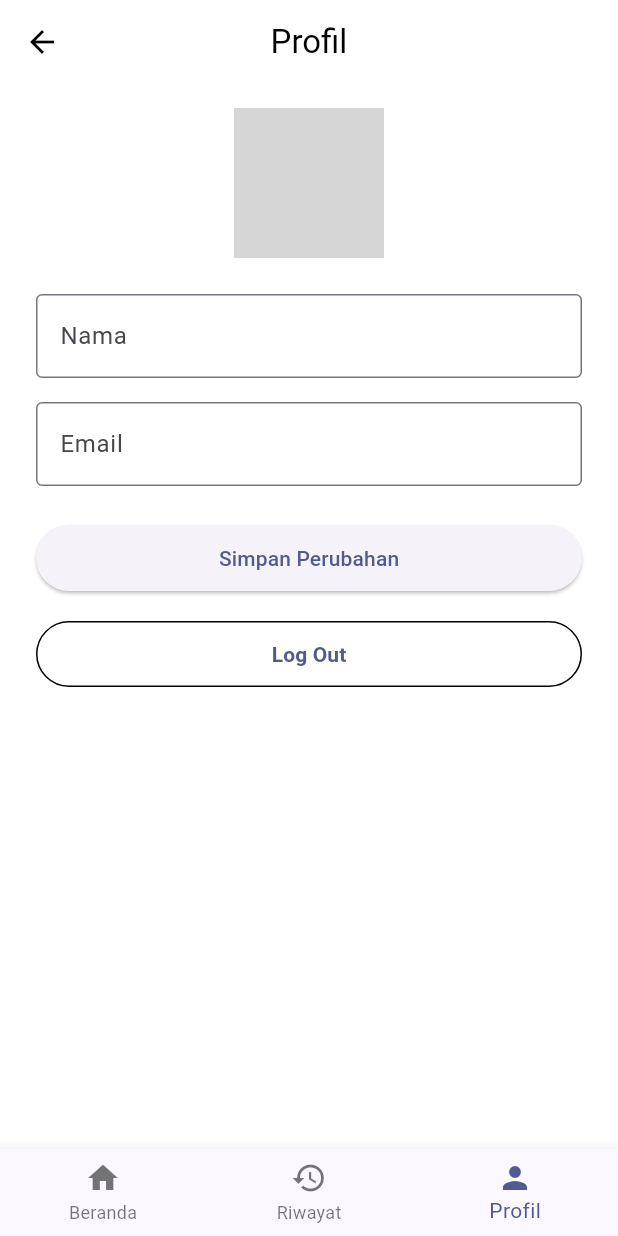
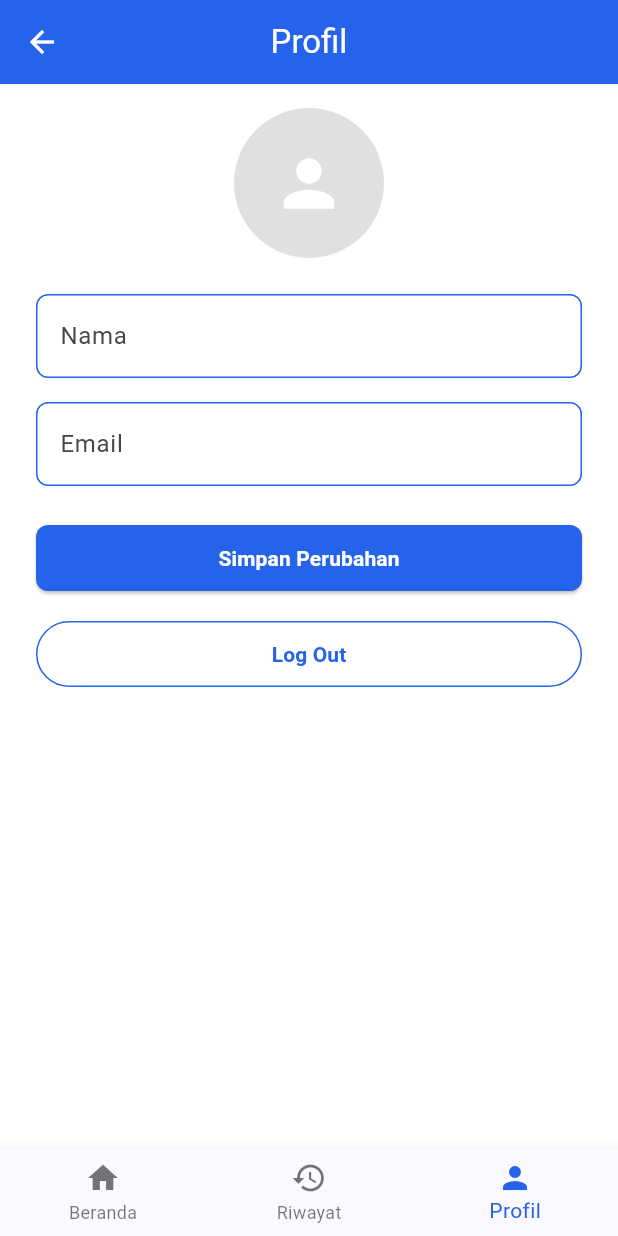
Before and after one commit to faizaST/museumgo, a Flutter app: the ProfilPage screen opened directly, on a phone screen of 412 x 824 dp. Run offline on Flutter 3.47's test engine with Material 3 defaults, Android fonts, the phone set to English and light mode, and no system bars; our stand-ins replace get, get_storage, image_picker, month_picker_dialog, printing, supabase_flutter; missing offline and left inert: utama; accounts and stored records are empty; grey boxes are pictures that could not be loaded.

Commit message:
menambahkan profil

```diff
--- a/lib/screens/user/profil_page.dart
+++ b/lib/screens/user/profil_page.dart
@@ -1,4 +1,4 @@
-import 'dart:io';
+import 'dart:typed_data';
 import 'package:flutter/material.dart';
 import 'package:get/get.dart';
 import 'package:get_storage/get_storage.dart';
@@ -17,18 +17,19 @@ class ProfilPage extends StatefulWidget {
 class _ProfilPageState extends State<ProfilPage> {
   final _box = GetStorage();
   final AuthService _authService = AuthService();
+  final _nameController = TextEditingController();
+  final Color primaryColor = const Color(0xFF2563EB);
 
-  final _nameController = TextEditingController();
   UserModel? _user;
   bool _isLoading = true;
 
-  File? _selectedImage;
+  Uint8List? _imageBytes;
+  XFile? _pickedFile;
 
-  int _selectedIndex = 2; // index ke-2 untuk Profil
+  int _selectedIndex = 2;
 
   @override
   void initState() {
-
     super.initState();
     _loadUserData();
   }
@@ -55,19 +56,43 @@ class _ProfilPageState extends State<ProfilPage> {
   Future<void> _pickImage() async {
     final picked = await ImagePicker().pickImage(source: ImageSource.gallery);
     if (picked != null) {
+      final bytes = await picked.readAsBytes();
       setState(() {
-        _selectedImage = File(picked.path);
+        _pickedFile = picked;
+        _imageBytes = bytes;
       });
     }
   }
 
   Future<void> _saveChanges() async {
     if (_user == null) return;
+    String? imageUrl;
 
     try {
+      if (_imageBytes != null && _pickedFile != null) {
+        final fileExt = _pickedFile!.path.split('.').last;
+        final fileName = '${_user!.userId}.$fileExt';
+        final filePath = 'user-avatars/$fileName';
+
+        await Supabase.instance.client.storage
+            .from('user-avatars')
+            .uploadBinary(
+              filePath,
+              _imageBytes!,
+              fileOptions: const FileOptions(upsert: true),
+            );
+
+        imageUrl = Supabase.instance.client.storage
+            .from('user-avatars')
+            .getPublicUrl(filePath);
+      }
+
       await Supabase.instance.client
           .from('users')
-          .update({'name': _nameController.text})
+          .update({
+            'name': _nameController.text,
+            if (imageUrl != null) 'foto_url': imageUrl,
+          })
           .eq('user_id', _user!.userId);
 
       Get.snackbar(
@@ -122,8 +147,8 @@ class _ProfilPageState extends State<ProfilPage> {
       appBar: AppBar(
         title: const Text('Profil'),
         centerTitle: true,
-        backgroundColor: Colors.white,
-        foregroundColor: Colors.black,
+        backgroundColor: primaryColor,
+        foregroundColor: Colors.white,
         elevation: 0,
       ),
       body:
@@ -140,31 +165,39 @@ class _ProfilPageState extends State<ProfilPage> {
                       onTap: _pickImage,
                       child: CircleAvatar(
                         radius: 50,
+                        backgroundColor: Colors.grey[300],
                         backgroundImage:
-                            _selectedImage != null
-                                ? FileImage(_selectedImage!)
-                                : const AssetImage('assets/avatar.png')
-                                    as ImageProvider,
-                        child: Align(
-                          alignment: Alignment.bottomRight,
-                          child: CircleAvatar(
-                            backgroundColor: Colors.white,
-                            radius: 14,
-                            child: const Icon(
-                              Icons.edit,
-                              size: 16,
-                              color: Colors.black,
-                            ),
-                          ),
-                        ),
+                            _imageBytes != null
+                                ? MemoryImage(_imageBytes!)
+                                : (_user?.fotoUrl.isNotEmpty ?? false)
+                                ? NetworkImage(_user!.fotoUrl)
+                                : null,
+                        child:
+                            (_imageBytes == null &&
+                                    (_user?.fotoUrl.isEmpty ?? true))
+                                ? const Icon(
+                                  Icons.person,
+                                  size: 50,
+                                  color: Colors.white,
+                                )
+                                : null,
                       ),
                     ),
                     const SizedBox(height: 24),
                     TextField(
                       controller: _nameController,
-                      decoration: const InputDecoration(
+                      decoration: InputDecoration(
                         labelText: 'Nama',
-                        border: OutlineInputBorder(),
+                        filled: true,
+                        fillColor: Colors.white,
+                        enabledBorder: OutlineInputBorder(
+                          borderSide: BorderSide(color: primaryColor),
+                          borderRadius: BorderRadius.circular(8),
+                        ),
+                        focusedBorder: OutlineInputBorder(
+                          borderSide: BorderSide(color: primaryColor, width: 2),
+                          borderRadius: BorderRadius.circular(8),
+                        ),
                       ),
                     ),
                     const SizedBox(height: 16),
@@ -173,19 +206,36 @@ class _ProfilPageState extends State<ProfilPage> {
                       controller: TextEditingController(
                         text: _user?.email ?? '',
                       ),
-                      decoration: const InputDecoration(
+                      decoration: InputDecoration(
                         labelText: 'Email',
-                        border: OutlineInputBorder(),
+                        filled: true,
+                        fillColor: Colors.white,
+                        enabledBorder: OutlineInputBorder(
+                          borderSide: BorderSide(color: primaryColor),
+                          borderRadius: BorderRadius.circular(8),
+                        ),
+                        focusedBorder: OutlineInputBorder(
+                          borderSide: BorderSide(color: primaryColor, width: 2),
+                          borderRadius: BorderRadius.circular(8),
+                        ),
                       ),
                     ),
                     const SizedBox(height: 24),
                     SizedBox(
                       width: double.infinity,
                       child: ElevatedButton(
+                        style: ElevatedButton.styleFrom(
+                          backgroundColor: primaryColor,
+                          foregroundColor: Colors.white,
+                          padding: const EdgeInsets.symmetric(vertical: 12),
+                          shape: RoundedRectangleBorder(
+                            borderRadius: BorderRadius.circular(8),
+                          ),
+                        ),
                         onPressed: _saveChanges,
-                        child: const Padding(
-                          padding: EdgeInsets.symmetric(vertical: 12),
-                          child: Text('Simpan Perubahan'),
+                        child: const Text(
+                          'Simpan Perubahan',
+                          style: TextStyle(fontWeight: FontWeight.bold),
                         ),
                       ),
                     ),
@@ -195,16 +245,17 @@ class _ProfilPageState extends State<ProfilPage> {
                       child: OutlinedButton(
                         onPressed: _logout,
                         style: OutlinedButton.styleFrom(
-                          side: const BorderSide(color: Colors.black),
+                          side: BorderSide(color: primaryColor),
                           shape: RoundedRectangleBorder(
                             borderRadius: BorderRadius.circular(30),
                           ),
+                          padding: const EdgeInsets.symmetric(vertical: 12),
                         ),
-                        child: const Padding(
-                          padding: EdgeInsets.symmetric(vertical: 12),
-                          child: Text(
-                            'Log Out',
-                            style: TextStyle(fontWeight: FontWeight.bold),
+                        child: Text(
+                          'Log Out',
+                          style: TextStyle(
+                            fontWeight: FontWeight.bold,
+                            color: primaryColor,
                           ),
                         ),
                       ),
@@ -215,6 +266,7 @@ class _ProfilPageState extends State<ProfilPage> {
       bottomNavigationBar: BottomNavigationBar(
         currentIndex: _selectedIndex,
         onTap: _onNavTapped,
+        selectedItemColor: primaryColor,
         items: const [
           BottomNavigationBarItem(icon: Icon(Icons.home), label: 'Beranda'),
           BottomNavigationBarItem(icon: Icon(Icons.history), label: 'Riwayat'),
```
